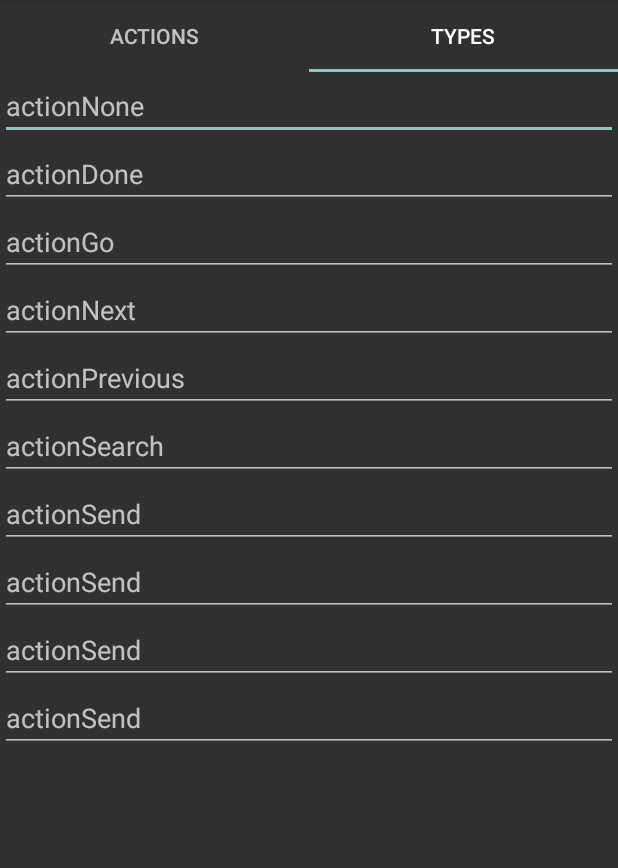
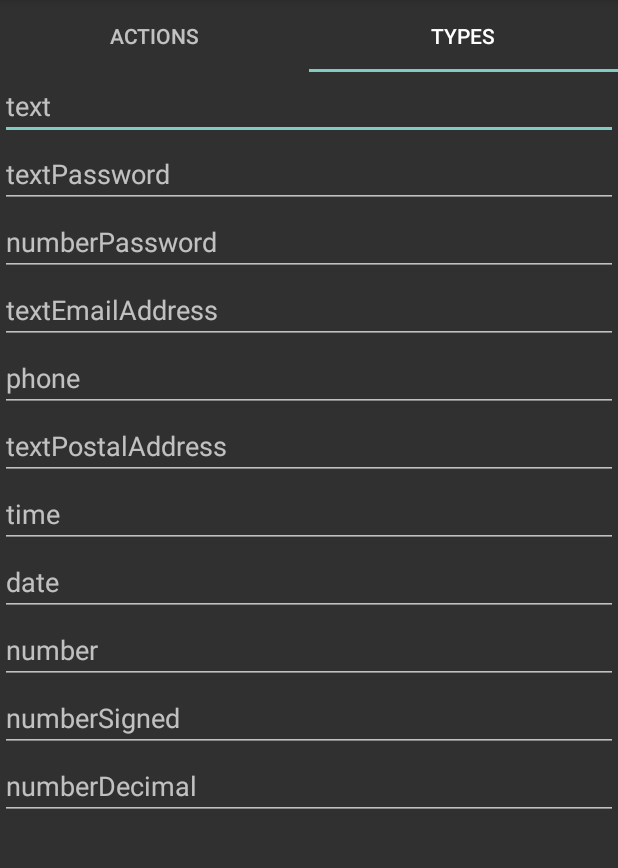
Before and after one commit to rkkr/ime-tester, an Android app: the screen it shows after launch (MainActivity), tab 2 chosen, on a phone screen of 412 x 824 dp, the part 84-952 px from its top. Run offline under Robolectric (Android 15) with nearby library versions, the phone set to English and light mode, and no system bars.

Commit message:
Add types

```diff
--- a/app/build.gradle
+++ b/app/build.gradle
@@ -15,6 +15,7 @@ android {
     buildTypes {
         release {
             minifyEnabled true
+            shrinkResources true
             proguardFiles getDefaultProguardFile('proguard-android-optimize.txt'), 'proguard-rules.pro'
         }
     }
--- a/app/src/main/java/rkr/imetest/SectionsPagerAdapter.java
+++ b/app/src/main/java/rkr/imetest/SectionsPagerAdapter.java
@@ -9,25 +9,26 @@ import androidx.fragment.app.Fragment;
 import androidx.fragment.app.FragmentManager;
 import androidx.fragment.app.FragmentPagerAdapter;
 
-/**
- * A [FragmentPagerAdapter] that returns a fragment corresponding to
- * one of the sections/tabs/pages.
- */
 public class SectionsPagerAdapter extends FragmentPagerAdapter {
 
     @StringRes
     private static final int[] TAB_TITLES = new int[]{R.string.tab_text_1, R.string.tab_text_2};
+    private final Fragment[] mTabLayouts;
     private final Context mContext;
 
     public SectionsPagerAdapter(Context context, FragmentManager fm) {
         super(fm, FragmentPagerAdapter.BEHAVIOR_RESUME_ONLY_CURRENT_FRAGMENT);
         mContext = context;
+        mTabLayouts =  new Fragment[]{
+                new Tab1Fragment(),
+                new Tab2Fragment()
+        };
     }
 
     @NonNull
     @Override
     public Fragment getItem(int position) {
-        return new Tab1Fragment();
+        return mTabLayouts[position];
     }
 
     @Nullable
--- /dev/null
+++ b/app/src/main/java/rkr/imetest/Tab2Fragment.java
@@ -0,0 +1,22 @@
+package rkr.imetest;
+
+import android.os.Bundle;
+import android.view.LayoutInflater;
+import android.view.View;
+import android.view.ViewGroup;
+
+import androidx.annotation.NonNull;
+import androidx.fragment.app.Fragment;
+
+public class Tab2Fragment extends Fragment {
+
+    @Override
+    public void onCreate(Bundle savedInstanceState) {
+        super.onCreate(savedInstanceState);
+    }
+
+    @Override
+    public View onCreateView(@NonNull LayoutInflater inflater, ViewGroup container, Bundle savedInstanceState) {
+        return inflater.inflate(R.layout.activity_main_tab2, container, false);
+    }
+}
--- a/app/src/main/res/layout/activity_main.xml
+++ b/app/src/main/res/layout/activity_main.xml
@@ -15,7 +15,7 @@
     <androidx.viewpager.widget.ViewPager
         android:id="@+id/view_pager"
         android:layout_width="match_parent"
-        android:layout_height="match_parent"
+        android:layout_height="wrap_content"
         app:layout_behavior="@string/appbar_scrolling_view_behavior" />
 
 </LinearLayout>
--- a/app/src/main/res/layout/activity_main_tab1.xml
+++ b/app/src/main/res/layout/activity_main_tab1.xml
@@ -1,8 +1,13 @@
 <?xml version="1.0" encoding="utf-8"?>
-<LinearLayout xmlns:android="http://schemas.android.com/apk/res/android"
+<ScrollView xmlns:android="http://schemas.android.com/apk/res/android"
     android:orientation="vertical"
     android:layout_width="match_parent"
     android:layout_height="match_parent">
+
+    <LinearLayout
+        android:layout_width="match_parent"
+        android:layout_height="wrap_content"
+        android:orientation="vertical">
 
         <EditText
             android:layout_width="match_parent"
@@ -46,32 +51,6 @@
             android:imeOptions="actionSearch"
             android:inputType="text" />
 
-    <EditText
-        android:layout_width="match_parent"
-        android:layout_height="wrap_content"
-        android:hint="actionSend"
-        android:imeOptions="actionSend"
-        android:inputType="text" />
+    </LinearLayout>
 
-    <EditText
-        android:layout_width="match_parent"
-        android:layout_height="wrap_content"
-        android:hint="actionSend"
-        android:imeOptions="actionSend"
-        android:inputType="text" />
-
-    <EditText
-        android:layout_width="match_parent"
-        android:layout_height="wrap_content"
-        android:hint="actionSend"
-        android:imeOptions="actionSend"
-        android:inputType="text" />
-
-    <EditText
-        android:layout_width="match_parent"
-        android:layout_height="wrap_content"
-        android:hint="actionSend"
-        android:imeOptions="actionSend"
-        android:inputType="text" />
-
-</LinearLayout>
+</ScrollView>
--- /dev/null
+++ b/app/src/main/res/layout/activity_main_tab2.xml
@@ -0,0 +1,80 @@
+<?xml version="1.0" encoding="utf-8"?>
+<ScrollView xmlns:android="http://schemas.android.com/apk/res/android"
+    android:orientation="vertical"
+    android:layout_width="match_parent"
+    android:layout_height="match_parent">
+
+    <LinearLayout
+        android:layout_width="match_parent"
+        android:layout_height="wrap_content"
+        android:orientation="vertical">
+
+        <EditText
+            android:layout_width="match_parent"
+            android:layout_height="wrap_content"
+            android:hint="text"
+            android:inputType="text" />
+
+        <EditText
+            android:layout_width="match_parent"
+            android:layout_height="wrap_content"
+            android:hint="textPassword"
+            android:inputType="textPassword" />
+
+        <EditText
+            android:layout_width="match_parent"
+            android:layout_height="wrap_content"
+            android:hint="numberPassword"
+            android:inputType="numberPassword" />
+
+        <EditText
+            android:layout_width="match_parent"
+            android:layout_height="wrap_content"
+            android:hint="textEmailAddress"
+            android:inputType="textEmailAddress" />
+
+        <EditText
+            android:layout_width="match_parent"
+            android:layout_height="wrap_content"
+            android:hint="phone"
+            android:inputType="phone" />
+
+        <EditText
+            android:layout_width="match_parent"
+            android:layout_height="wrap_content"
+            android:hint="textPostalAddress"
+            android:inputType="textPostalAddress" />
+
+        <EditText
+            android:layout_width="match_parent"
+            android:layout_height="wrap_content"
+            android:hint="time"
+            android:inputType="time" />
+
+        <EditText
+            android:layout_width="match_parent"
+            android:layout_height="wrap_content"
+            android:hint="date"
+            android:inputType="date" />
+
+        <EditText
+            android:layout_width="match_parent"
+            android:layout_height="wrap_content"
+            android:hint="number"
+            android:inputType="number" />
+
+        <EditText
+            android:layout_width="match_parent"
+            android:layout_height="wrap_content"
+            android:hint="numberSigned"
+            android:inputType="numberSigned" />
+
+        <EditText
+            android:layout_width="match_parent"
+            android:layout_height="wrap_content"
+            android:hint="numberDecimal"
+            android:inputType="numberDecimal" />
+
+    </LinearLayout>
+
+</ScrollView>
```
Also changed, not shown: 1 other file. Lines whose indentation alone changed are shown as unchanged.
